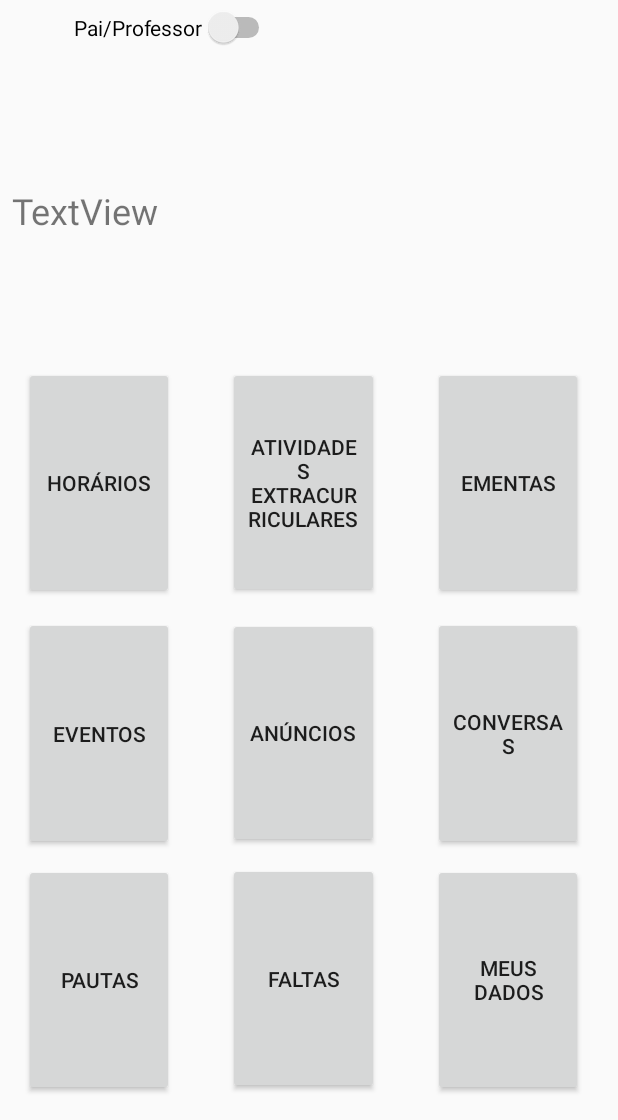
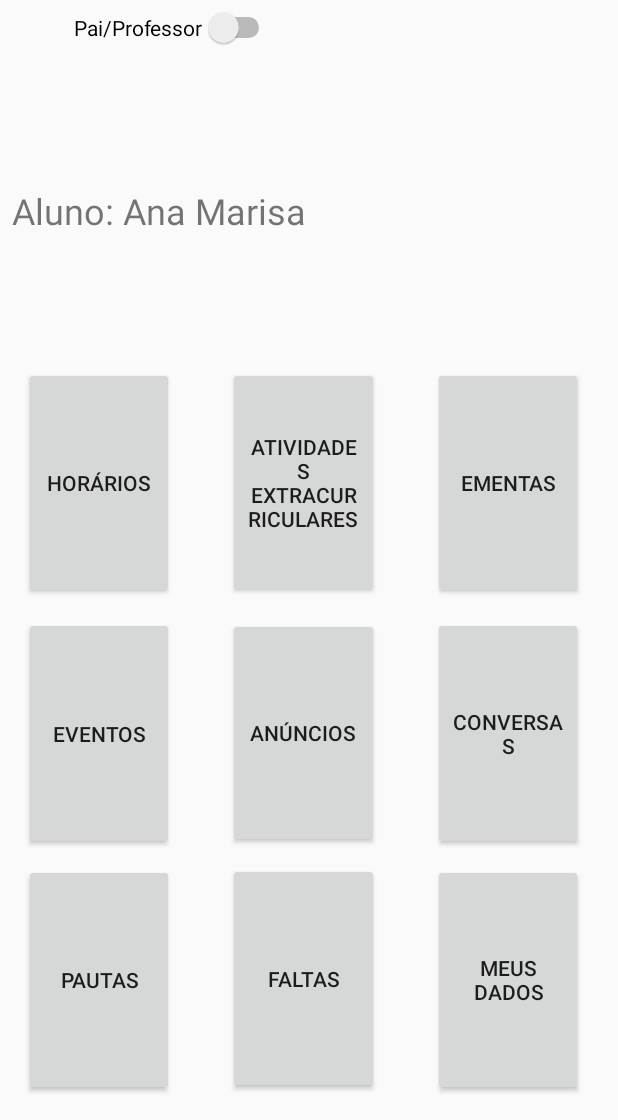
Before and after one commit to jcoelh0/IHC-AEEB, an Android app: the screen it shows after launch (MainActivity), on a phone screen of 412 x 824 dp, the part 116-1236 px from its top. Run offline under Robolectric (Android 15) with nearby library versions, the phone set to English and light mode, and no system bars; plain views replace Constraints; 1 statement that could not run was skipped.

```diff
--- a/app/src/main/AndroidManifest.xml
+++ b/app/src/main/AndroidManifest.xml
@@ -35,4 +35,5 @@
         </activity>
     </application>
 
+
 </manifest>
--- a/app/src/main/java/com/example/myapplication/MainActivity.java
+++ b/app/src/main/java/com/example/myapplication/MainActivity.java
@@ -9,16 +9,36 @@ import android.view.MenuInflater;
 import android.view.MenuItem;
 import android.view.View;
 import android.widget.Button;
+import android.widget.Switch;
+import android.widget.TextView;
 import android.widget.Toast;
 
 public class MainActivity extends AppCompatActivity {
 
+    // variavel para objeto Switch seleciona tipo de usuario
+    Switch usuarioSwitch = (Switch) findViewById(R.id.switch1);
+    boolean tipoUsuario = false;
 
     @Override
     protected void onCreate(Bundle savedInstanceState) {
         super.onCreate(savedInstanceState);
         setContentView(R.layout.activity_main);
         Toast.makeText(this,"Your Message", Toast.LENGTH_LONG).show();
+
+        // verifica o estado atual do Switch (true or false) e coloca na variavel 'tipoUsuario'
+        // false = Aluno; true = Professor;
+        usuarioSwitch = (Switch) findViewById(R.id.switch1);
+        if(usuarioSwitch.isChecked())
+            tipoUsuario = true;
+        else
+            tipoUsuario = false;
+
+        TextView textElement = (TextView) findViewById(R.id.textView2);
+        if(tipoUsuario==false)
+            textElement.setText("Aluno: Ana Marisa");
+        else
+            textElement.setText("Professor: Carlos");
+
 
         Button anunciosBttn = findViewById(R.id.button5);
         anunciosBttn.setOnClickListener(new View.OnClickListener() {
@@ -46,6 +66,7 @@ public class MainActivity extends AppCompatActivity {
                 startActivity(anuncios);
             }
         });*/
+
     }
 
     @Override
--- a/build.gradle
+++ b/build.gradle
@@ -7,7 +7,7 @@ buildscript {
 
     }
     dependencies {
-        classpath 'com.android.tools.build:gradle:3.4.0'
+        classpath 'com.android.tools.build:gradle:3.4.1'
 
         // NOTE: Do not place your application dependencies here; they belong
         // in the individual module build.gradle files
```
